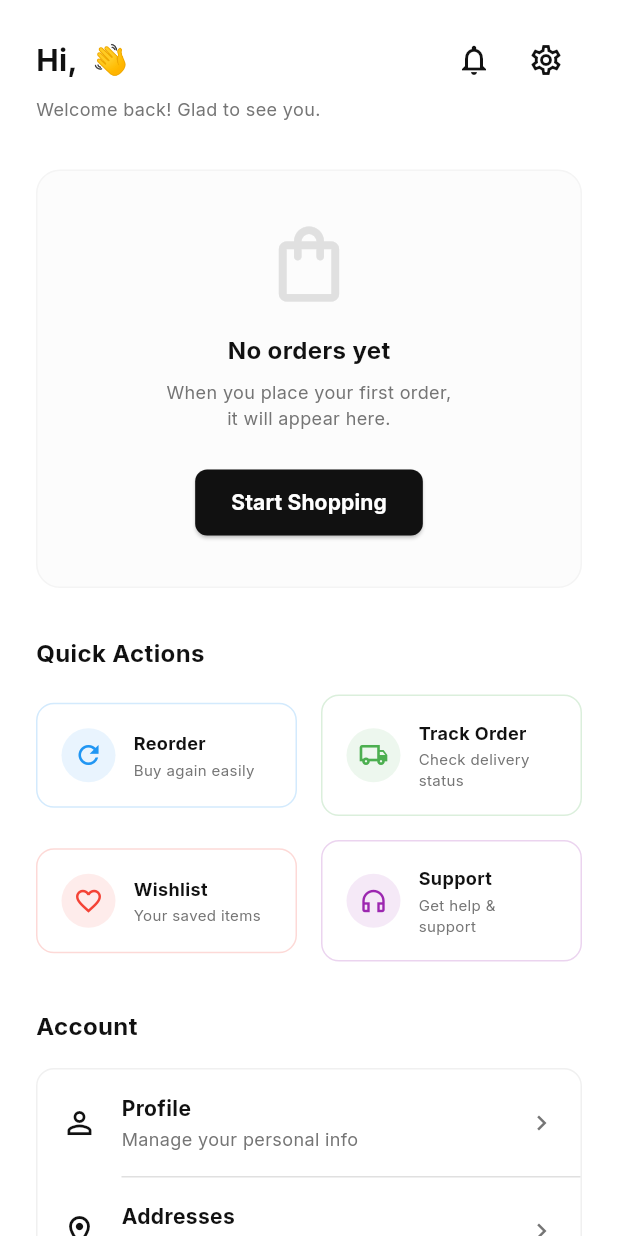
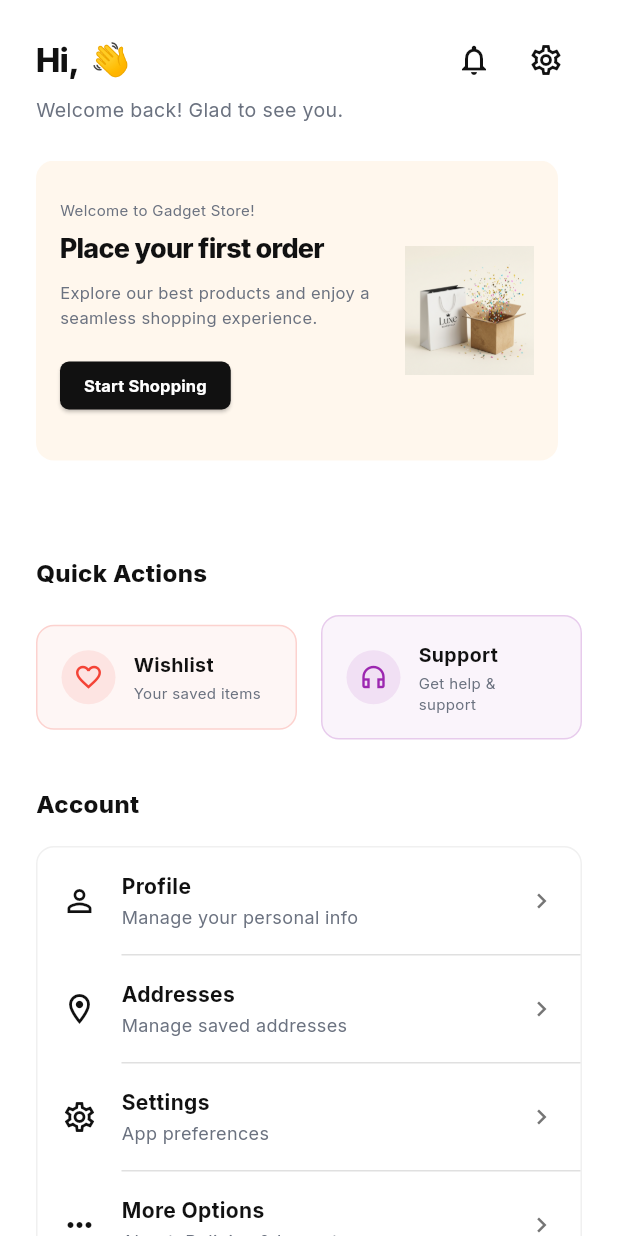
Before and after one commit to AnshikaMoudgil/gadget-world, a Flutter app: the ProfileScreen screen opened directly, on a phone screen of 412 x 824 dp. Run offline on Flutter 3.47's test engine with Material 3 defaults, Android fonts, the phone set to English and light mode, and no system bars; our stand-ins replace flutter_dotenv, google_fonts, google_sign_in, pdf, printing, share_plus and 3 more; missing offline and left inert: google_sign_in_web, razorpay_web; accounts and stored records are empty; network calls fail.

Commit message:
feat(ui): Profile Screen typography and dynamic banners overhaul

```diff
--- a/frontend/lib/features/profile/screens/profile_screen.dart
+++ b/frontend/lib/features/profile/screens/profile_screen.dart
@@ -1,4 +1,5 @@
 import 'package:flutter/material.dart';
+import 'package:gadget_store/features/home/screens/main_screen.dart';
 import 'package:gadget_store/core/theme.dart';
 import 'package:gadget_store/features/profile/screens/address_screen.dart';
 import 'package:gadget_store/features/profile/screens/my_profile_screen.dart';
@@ -58,6 +59,13 @@ class _ProfileScreenState extends State<ProfileScreen> {
             crossAxisAlignment: CrossAxisAlignment.start,
             children: [
               _buildCustomHeader(),
+              const SizedBox(height: 24),
+              Consumer<OrderProvider>(
+                builder: (context, provider, _) {
+                  final hasOrders = provider.orders.isNotEmpty;
+                  return _buildPromoBanners(hasOrders);
+                },
+              ),
               const SizedBox(height: 32),
 
               if (isExisting) ...[
@@ -82,7 +90,7 @@ class _ProfileScreenState extends State<ProfileScreen> {
                               'Recent Orders',
                               style: TextStyle(
                                 fontSize: 16,
-                                fontWeight: FontWeight.bold,
+                                fontWeight: FontWeight.w800,
                                 color: AppTheme.black,
                               ),
                             ),
@@ -98,8 +106,8 @@ class _ProfileScreenState extends State<ProfileScreen> {
                               child: Text(
                                 'View All',
                                 style: TextStyle(
-                                  fontSize: 14,
-                                  fontWeight: FontWeight.bold,
+                                  fontSize: 13,
+                                  fontWeight: FontWeight.w700,
                                   color: Colors.blue.shade700,
                                 ),
                               ),
@@ -121,7 +129,7 @@ class _ProfileScreenState extends State<ProfileScreen> {
                 'Quick Actions',
                 style: TextStyle(
                   fontSize: 16,
-                  fontWeight: FontWeight.bold,
+                  fontWeight: FontWeight.w800,
                   color: AppTheme.black,
                 ),
               ),
@@ -133,7 +141,7 @@ class _ProfileScreenState extends State<ProfileScreen> {
                 'Account',
                 style: TextStyle(
                   fontSize: 16,
-                  fontWeight: FontWeight.bold,
+                  fontWeight: FontWeight.w800,
                   color: AppTheme.black,
                 ),
               ),
@@ -165,8 +173,9 @@ class _ProfileScreenState extends State<ProfileScreen> {
                   'Hi, $firstName 👋',
                   style: const TextStyle(
                     color: AppTheme.black,
-                    fontSize: 20,
-                    fontWeight: FontWeight.bold,
+                    fontSize: 22,
+                    fontWeight: FontWeight.w800,
+                    letterSpacing: -0.5,
                   ),
                 );
               },
@@ -242,7 +251,7 @@ class _ProfileScreenState extends State<ProfileScreen> {
           isExisting
               ? 'Welcome back! Glad to see you.'
               : 'Welcome! Let\'s get you started.',
-          style: const TextStyle(color: AppTheme.greyText, fontSize: 12),
+          style: const TextStyle(color: Color(0xFF6B7280), fontSize: 13),
         ),
       ],
     );
@@ -338,12 +347,16 @@ class _ProfileScreenState extends State<ProfileScreen> {
               children: [
                 Row(
                   children: [
-                    Text(
+                    Expanded(
+                      child: Text(
                         'Order $id',
+                        maxLines: 1,
+                        overflow: TextOverflow.ellipsis,
                         style: const TextStyle(
-                        fontSize: 12,
-                        fontWeight: FontWeight.bold,
+                          fontSize: 14,
+                          fontWeight: FontWeight.w800,
                           color: AppTheme.black,
+                        ),
                       ),
                     ),
                     const SizedBox(width: 8),
@@ -369,18 +382,18 @@ class _ProfileScreenState extends State<ProfileScreen> {
                 ),
                 const SizedBox(height: 6),
                 Text(
-                  '$date â€¢ $price',
+                  '$date • $price',
                   style: const TextStyle(
-                    fontSize: 10,
-                    color: AppTheme.greyText,
+                    fontSize: 11,
+                    color: Color(0xFF6B7280),
                   ),
                 ),
                 const SizedBox(height: 2),
                 Text(
                   items,
                   style: const TextStyle(
-                    fontSize: 10,
-                    color: AppTheme.greyText,
+                    fontSize: 11,
+                    color: Color(0xFF6B7280),
                   ),
                 ),
               ],
@@ -393,54 +406,124 @@ class _ProfileScreenState extends State<ProfileScreen> {
   }
 
   Widget _buildEmptyOrdersState() {
+    return const SizedBox.shrink(); // Handled by promo banners now
+  }
+
+  Widget _buildPromoBanners(bool hasOrders) {
+    return SizedBox(
+      height: 200,
+      child: PageView(
+        children: [
+          if (!hasOrders)
+            _buildBannerItem(
+              'Welcome to Gadget Store!',
+              'Place your first order',
+              'Explore our best products and enjoy a seamless shopping experience.',
+              'assets/images/promo_banner_1.png',
+              const Color(0xFFFFF7ED),
+            )
+          else
+            _buildBannerItem(
+              'Exclusive Deal!',
+              'Members Only Sale',
+              'As a returning customer, enjoy special access to our newest gadgets.',
+              'assets/images/promo_banner_1.png',
+              const Color(0xFFFFF7ED),
+            ),
+          _buildBannerItem(
+            'Special Offer!',
+            'Get 20% Off',
+            'Enjoy exclusive discounts on premium electronics this week only.',
+            'assets/images/promo_banner_1.png',
+            const Color(0xFFF3F0FF),
+          ),
+        ],
+      ),
+    );
+  }
+
+  Widget _buildBannerItem(String topText, String title, String subtitle,
+      String imagePath, Color bgColor) {
     return Container(
-      width: double.infinity,
-      padding: const EdgeInsets.symmetric(vertical: 32, horizontal: 16),
+      margin: const EdgeInsets.only(right: 16),
+      padding: const EdgeInsets.all(16),
       decoration: BoxDecoration(
-        color: AppTheme.greyBackground.withValues(alpha: 0.3),
-        borderRadius: BorderRadius.circular(16),
-        border: Border.all(color: AppTheme.greyBorder.withValues(alpha: 0.3)),
+        color: bgColor,
+        borderRadius: BorderRadius.circular(12),
       ),
+      child: Row(
+        children: [
+          Expanded(
+            flex: 5,
             child: Column(
+              crossAxisAlignment: CrossAxisAlignment.start,
+              mainAxisAlignment: MainAxisAlignment.center,
               children: [
-          Icon(
-            Icons.shopping_bag_outlined,
-            size: 60,
-            color: AppTheme.greyBorder,
+                Text(
+                  topText,
+                  style: const TextStyle(
+                    fontSize: 10,
+                    color: Color(0xFF6B7280),
                   ),
-          const SizedBox(height: 16),
-          const Text(
-            'No orders yet',
-            style: TextStyle(
-              fontSize: 16,
-              fontWeight: FontWeight.bold,
+                ),
+                const SizedBox(height: 6),
+                Text(
+                  title,
+                  style: const TextStyle(
+                    fontSize: 18,
+                    fontWeight: FontWeight.w800,
                     color: AppTheme.black,
+                    letterSpacing: -0.5,
                   ),
                 ),
                 const SizedBox(height: 8),
-          const Text(
-            'When you place your first order,\nit will appear here.',
-            textAlign: TextAlign.center,
-            style: TextStyle(
-              fontSize: 12,
-              color: AppTheme.greyText,
-              height: 1.4,
+                Text(
+                  subtitle,
+                  style: const TextStyle(
+                    fontSize: 11,
+                    color: Color(0xFF6B7280),
+                    height: 1.5,
                   ),
+                  maxLines: 3,
+                  overflow: TextOverflow.ellipsis,
                 ),
-          const SizedBox(height: 24),
+                const SizedBox(height: 12),
                 ElevatedButton(
-            onPressed: () {},
+                  onPressed: () {
+                    Navigator.pushAndRemoveUntil(
+                      context,
+                      MaterialPageRoute(
+                        builder: (_) => const MainScreen(initialIndex: 0),
+                      ),
+                      (route) => false,
+                    );
+                  },
                   style: ElevatedButton.styleFrom(
                     backgroundColor: AppTheme.black,
                     foregroundColor: AppTheme.white,
                     shape: RoundedRectangleBorder(
-                borderRadius: BorderRadius.circular(8),
+                      borderRadius: BorderRadius.circular(6),
                     ),
-              padding: const EdgeInsets.symmetric(horizontal: 24, vertical: 12),
+                    padding: const EdgeInsets.symmetric(
+                        horizontal: 16, vertical: 0),
+                    minimumSize: const Size(0, 32),
                   ),
                   child: const Text(
                     'Start Shopping',
-              style: TextStyle(fontSize: 14, fontWeight: FontWeight.bold),
+                    style: TextStyle(fontSize: 11, fontWeight: FontWeight.bold),
+                  ),
+                ),
+              ],
+            ),
+          ),
+          const SizedBox(width: 16),
+          Expanded(
+            flex: 2,
+            child: Image.asset(
+              imagePath,
+              fit: BoxFit.contain,
+              errorBuilder: (context, error, stackTrace) =>
+                  const Icon(Icons.image_not_supported, color: AppTheme.greyText),
             ),
           ),
         ],
@@ -451,35 +534,6 @@ class _ProfileScreenState extends State<ProfileScreen> {
   Widget _buildQuickActionsGrid() {
     return Column(
       children: [
-        Row(
-          children: [
-            Expanded(
-              child: _buildActionTile(
-                Icons.refresh,
-                'Reorder',
-                'Buy again easily',
-                Colors.blue,
-                onTap: () {
-                  Navigator.push(
-                    context,
-                    MaterialPageRoute(builder: (_) => const ReorderScreen()),
-                  );
-                },
-              ),
-            ),
-            const SizedBox(width: 16),
-            Expanded(
-              child: _buildActionTile(
-                Icons.local_shipping_outlined,
-                'Track Order',
-                'Check delivery status',
-                Colors.green,
-                onTap: () {},
-              ),
-            ),
-          ],
-        ),
-        const SizedBox(height: 16),
         Row(
           children: [
             Expanded(
@@ -530,7 +584,7 @@ class _ProfileScreenState extends State<ProfileScreen> {
       child: Container(
         padding: const EdgeInsets.all(16),
         decoration: BoxDecoration(
-          color: AppTheme.white,
+          color: color.withValues(alpha: 0.05),
           border: Border.all(color: color.withValues(alpha: 0.2)),
           borderRadius: BorderRadius.circular(12),
         ),
@@ -552,8 +606,8 @@ class _ProfileScreenState extends State<ProfileScreen> {
                   Text(
                     title,
                     style: const TextStyle(
-                      fontSize: 12,
-                      fontWeight: FontWeight.bold,
+                      fontSize: 13,
+                      fontWeight: FontWeight.w700,
                       color: AppTheme.black,
                     ),
                   ),
@@ -562,7 +616,7 @@ class _ProfileScreenState extends State<ProfileScreen> {
                     subtitle,
                     style: const TextStyle(
                       fontSize: 10,
-                      color: AppTheme.greyText,
+                      color: Color(0xFF6B7280),
                     ),
                   ),
                 ],
@@ -657,7 +711,7 @@ class _ProfileScreenState extends State<ProfileScreen> {
                     title,
                     style: const TextStyle(
                       fontSize: 14,
-                      fontWeight: FontWeight.bold,
+                      fontWeight: FontWeight.w700,
                       color: AppTheme.black,
                     ),
                   ),
@@ -666,7 +720,7 @@ class _ProfileScreenState extends State<ProfileScreen> {
                     subtitle,
                     style: const TextStyle(
                       fontSize: 12,
-                      color: AppTheme.greyText,
+                      color: Color(0xFF6B7280),
                     ),
                   ),
                 ],
```
Also changed, not shown: frontend/lib/features/profile/screens/edit_profile_screen.dart (+14 -8 lines), frontend/lib/features/profile/screens/my_profile_screen.dart (+20 -38 lines), frontend/assets/images/promo_banner_1.png (added). Lines whose indentation alone changed are shown as unchanged.
